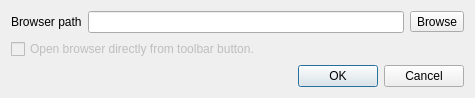
Before: the Qt Designer form ui/settingsdialog.ui in minorua/Qgis2threejs, drawn with Qt 5.
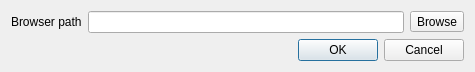
After: the same form once the commit is applied.

Patch:
```diff
--- a/ui/settingsdialog.ui
+++ b/ui/settingsdialog.ui
@@ -7,7 +7,7 @@
     <x>0</x>
     <y>0</y>
     <width>475</width>
-    <height>93</height>
+    <height>69</height>
    </rect>
   </property>
   <property name="windowTitle">
@@ -25,8 +25,6 @@
     </widget>
    </item>
    <item row="0" column="0">
-    <layout class="QVBoxLayout" name="verticalLayout">
-     <item>
       <layout class="QHBoxLayout" name="horizontalLayout">
        <item>
         <widget class="QLabel" name="label">
@@ -42,18 +40,6 @@
         <widget class="QToolButton" name="toolButton_Browse">
          <property name="text">
           <string>Browse</string>
-         </property>
-        </widget>
-       </item>
-      </layout>
-     </item>
-     <item>
-      <widget class="QCheckBox" name="checkBox_directMode">
-       <property name="enabled">
-        <bool>false</bool>
-       </property>
-       <property name="text">
-        <string>Open browser directly from toolbar button.</string>
        </property>
       </widget>
      </item>
```
Lines whose indentation alone changed are shown as unchanged.
